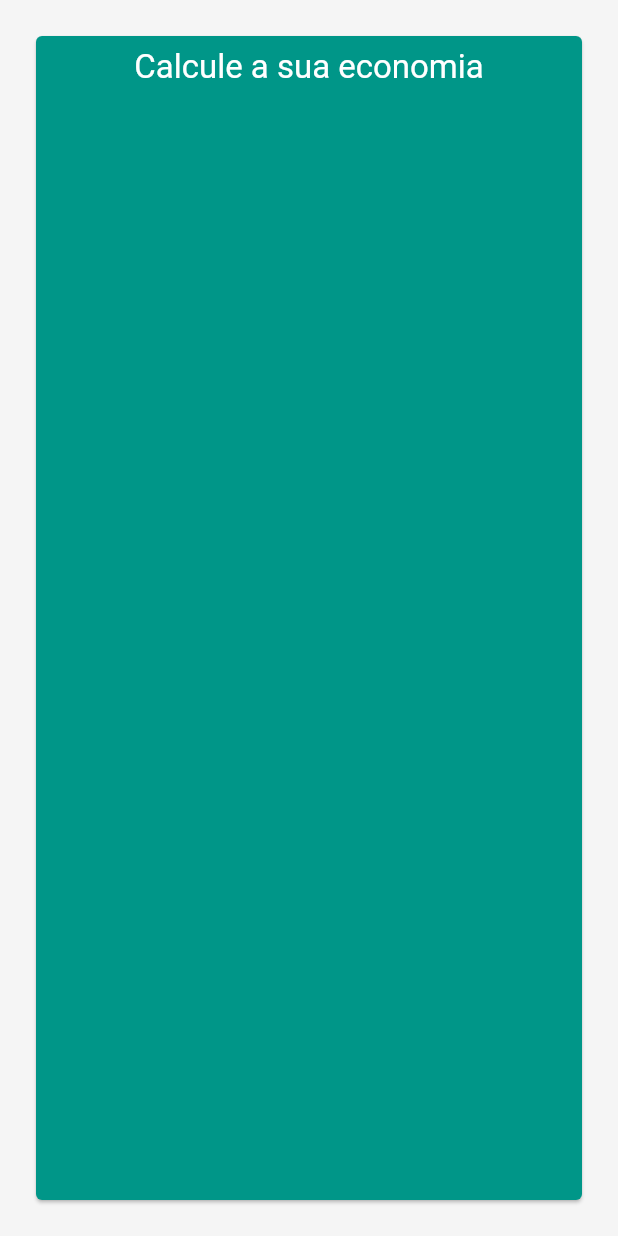
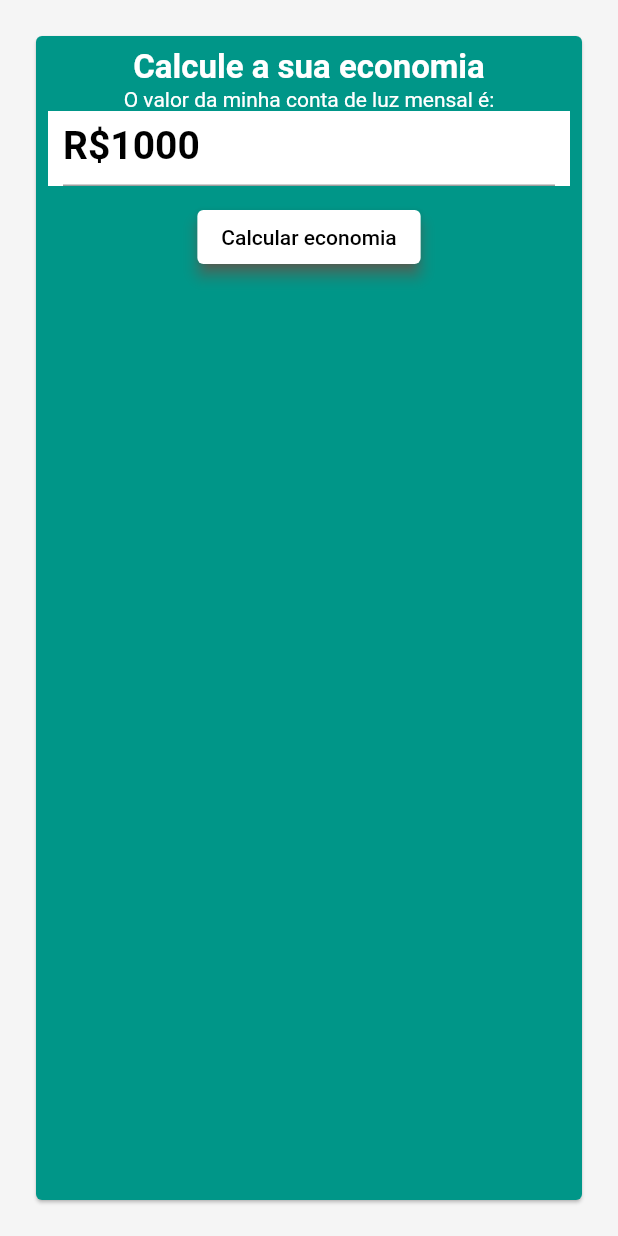
Before and after one commit to tecrodrigocastro/desafio_frontend_wattio, a Flutter app: the screen it shows after launch, on a phone screen of 412 x 824 dp. Run offline on Flutter 3.47's test engine with Material 2 defaults, Android fonts, the phone set to English and light mode, and no system bars; our stand-ins replace smooth_page_indicator.

Commit message:
Home Page

```diff
--- a/lib/view/pages/home/home_page.dart
+++ b/lib/view/pages/home/home_page.dart
@@ -1,3 +1,5 @@
+import 'dart:async';
+
 import 'package:flutter/material.dart';
 
 class HomePage extends StatefulWidget {
@@ -28,14 +30,56 @@ class _HomePageState extends State<HomePage> {
               child: Padding(
                 padding: const EdgeInsets.all(8.0),
                 child: Column(
-                  children: const [
-                    Text(
+                  children: [
+                    const Text(
                       'Calcule a sua economia',
                       style: TextStyle(
                         color: Colors.white,
                         fontSize: 22,
+                        fontWeight: FontWeight.bold,
                       ),
                     ),
+                    const Text(
+                      'O valor da minha conta de luz mensal é:',
+                      style: TextStyle(
+                        color: Colors.white,
+                      ),
+                    ),
+                    Container(
+                      padding: const EdgeInsets.symmetric(horizontal: 10),
+                      color: Colors.white,
+                      height: 50,
+                      width: isMobile(context) ? sizeWidth : sizeWidth / 2,
+                      child: TextFormField(
+                        style: const TextStyle(
+                          color: Colors.black,
+                          fontSize: 26,
+                          fontWeight: FontWeight.bold,
+                        ),
+                        initialValue: '1000',
+                        decoration: const InputDecoration(
+                          prefixText: 'R\$',
+                          prefixStyle: TextStyle(
+                            color: Colors.black,
+                            fontSize: 26,
+                            fontWeight: FontWeight.bold,
+                          ),
+                        ),
+                      ),
+                    ),
+                    SizedBox(height: 10),
+                    ElevatedButton(
+                      style: ElevatedButton.styleFrom(
+                        elevation: 4,
+                        shadowColor: Colors.red,
+                        primary: Colors.white,
+                      ),
+                      onPressed: () {},
+                      child: const Text(
+                        'Calcular economia',
+                        style: TextStyle(color: Colors.black),
+                      ),
+                    )
                   ],
                 ),
               ),
```
